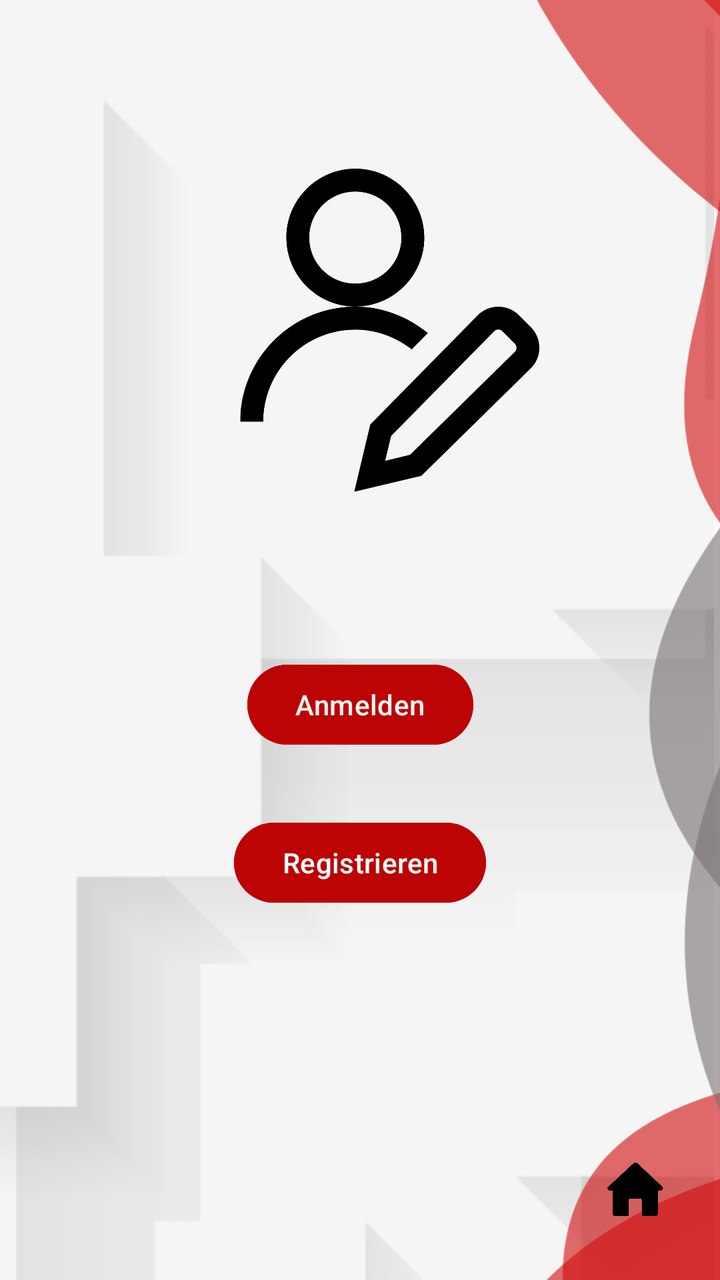
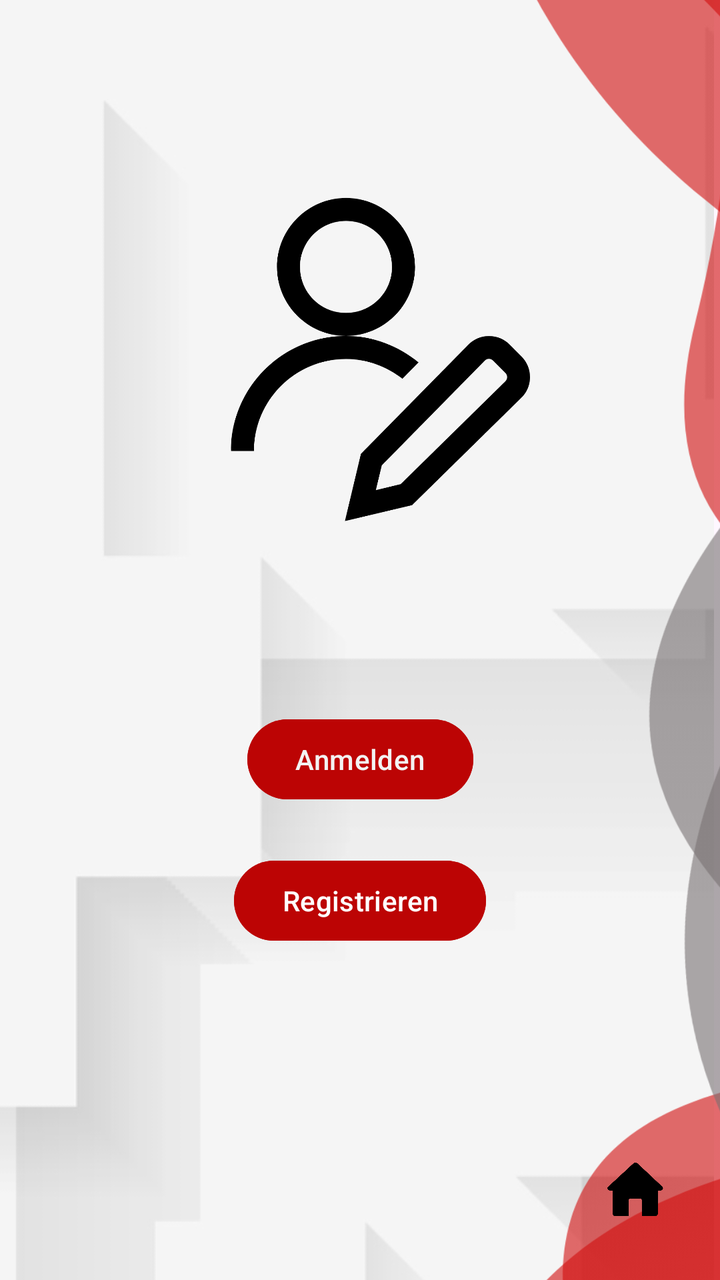

Compare the two renders of this Android layout. The source of the first and the diff that turns it into the second are given below.
<!-- AndroidManifest.xml: application theme Theme.TrafficSceneAnalyser -->
<!-- res/layout/activity_profile.xml -->
<?xml version="1.0" encoding="utf-8"?>
<androidx.constraintlayout.widget.ConstraintLayout xmlns:android="http://schemas.android.com/apk/res/android"
    xmlns:app="http://schemas.android.com/apk/res-auto"
    xmlns:tools="http://schemas.android.com/tools"
    android:id="@+id/main"
    android:layout_width="match_parent"
    android:layout_height="match_parent"
    tools:context=".ProfileActivity">

    <ImageView
        android:id="@+id/backg"
        android:layout_width="904dp"
        android:layout_height="897dp"
        app:layout_constraintBottom_toBottomOf="parent"
        app:layout_constraintEnd_toEndOf="parent"
        app:layout_constraintHorizontal_bias="1.0"
        app:layout_constraintStart_toStartOf="parent"
        app:layout_constraintTop_toTopOf="parent"
        app:layout_constraintVertical_bias="0.12"
        app:srcCompat="@drawable/background" />

    <ImageView
        android:id="@+id/imageView5"
        android:layout_width="484dp"
        android:layout_height="773dp"
        app:layout_constraintBottom_toBottomOf="parent"
        app:layout_constraintEnd_toEndOf="parent"
        app:layout_constraintHorizontal_bias="0.643"
        app:layout_constraintStart_toStartOf="parent"
        app:layout_constraintTop_toTopOf="parent"
        app:srcCompat="@drawable/perfectlayout2" />

    <Button
        android:id="@+id/loginButton"
        android:layout_width="wrap_content"
        android:layout_height="wrap_content"
        android:backgroundTint="#BC0404"
        android:onClick="goToLogin"
        android:text="Anmelden"
        android:textColor="#F3F3F3"
        app:iconTint="#F80707"
        app:layout_constraintBottom_toTopOf="@+id/registerButton"
        app:layout_constraintEnd_toEndOf="parent"
        app:layout_constraintStart_toStartOf="parent"
        app:layout_constraintTop_toTopOf="parent"
        app:layout_constraintVertical_bias="0.914"
        app:rippleColor="#F60404"
        app:strokeColor="#E80707" />

    <Button
        android:id="@+id/registerButton"
        android:layout_width="wrap_content"
        android:layout_height="wrap_content"
        android:backgroundTint="#BC0404"
        android:onClick="goToRegister"
        android:text="Registrieren"
        app:layout_constraintBottom_toBottomOf="parent"
        app:layout_constraintEnd_toEndOf="parent"
        app:layout_constraintStart_toStartOf="parent"
        app:layout_constraintTop_toTopOf="parent"
        app:layout_constraintVertical_bias="0.688" />

    <ImageButton
        android:id="@+id/hbutton"
        android:layout_width="54dp"
        android:layout_height="68dp"
        android:backgroundTint="#00FFFFFF"
        android:onClick="goToHome"
        android:scaleType="fitCenter"
        android:src="@drawable/home1"
        app:layout_constraintBottom_toBottomOf="parent"
        app:layout_constraintEnd_toEndOf="parent"
        app:layout_constraintHorizontal_bias="0.95"
        app:layout_constraintStart_toStartOf="parent"
        app:layout_constraintTop_toTopOf="parent"
        app:layout_constraintVertical_bias="0.98" />

    <ImageView
        android:id="@+id/imageView2"
        android:layout_width="269dp"
        android:layout_height="303dp"
        app:layout_constraintBottom_toTopOf="@+id/loginButton"
        app:layout_constraintEnd_toEndOf="parent"
        app:layout_constraintHorizontal_bias="0.669"
        app:layout_constraintStart_toStartOf="parent"
        app:layout_constraintTop_toTopOf="parent"
        app:layout_constraintVertical_bias="0.53"
        app:srcCompat="@drawable/register" />

</androidx.constraintlayout.widget.ConstraintLayout>
<!-- resources referenced by this layout -->
<resources>
  <!-- drawable background: png bitmap (drawable-hdpi, 37305 bytes) -->
  <!-- drawable home1: png bitmap (drawable, 7782 bytes) -->
  <!-- drawable perfectlayout2: png bitmap (drawable-hdpi, 51025 bytes) -->
  <!-- drawable register: png bitmap (drawable, 44975 bytes) -->
  <style name="Theme.TrafficSceneAnalyser" parent="Base.Theme.TrafficSceneAnalyser" />
  <style name="Base.Theme.TrafficSceneAnalyser" parent="Theme.Material3.DayNight.NoActionBar">
          
          
      </style>
</resources>

<!-- the commit's change to res/layout/activity_profile.xml (unified diff, before → after) -->
@@ -43,7 +43,7 @@
         app:layout_constraintEnd_toEndOf="parent"
         app:layout_constraintStart_toStartOf="parent"
         app:layout_constraintTop_toTopOf="parent"
-        app:layout_constraintVertical_bias="0.914"
+        app:layout_constraintVertical_bias="0.94"
         app:rippleColor="#F60404"
         app:strokeColor="#E80707" />
 
@@ -58,7 +58,7 @@
         app:layout_constraintEnd_toEndOf="parent"
         app:layout_constraintStart_toStartOf="parent"
         app:layout_constraintTop_toTopOf="parent"
-        app:layout_constraintVertical_bias="0.688" />
+        app:layout_constraintVertical_bias="0.72" />
 
     <ImageButton
         android:id="@+id/hbutton"
@@ -81,7 +81,7 @@
         android:layout_height="303dp"
         app:layout_constraintBottom_toTopOf="@+id/loginButton"
         app:layout_constraintEnd_toEndOf="parent"
-        app:layout_constraintHorizontal_bias="0.669"
+        app:layout_constraintHorizontal_bias="0.62"
         app:layout_constraintStart_toStartOf="parent"
         app:layout_constraintTop_toTopOf="parent"
         app:layout_constraintVertical_bias="0.53"
